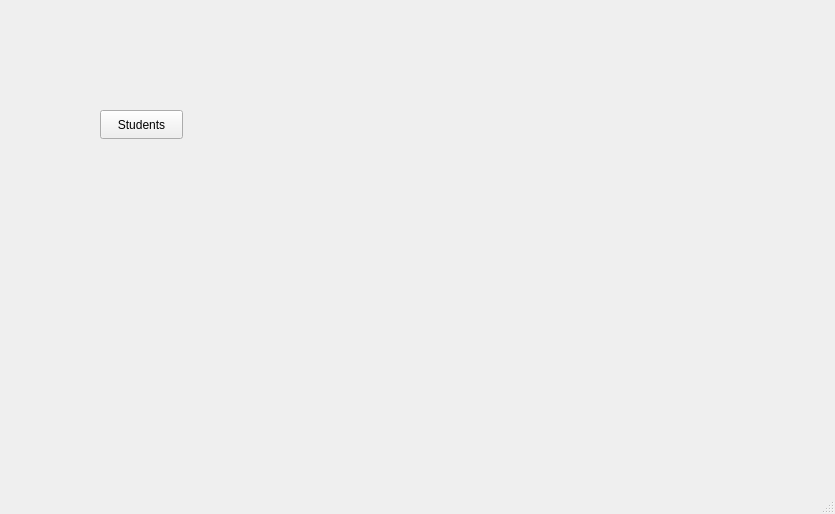
Old version of the form ProjectPV/mainwindow/mainwindow.ui in the repository Yassine-Mhirsi/ProjectPV.
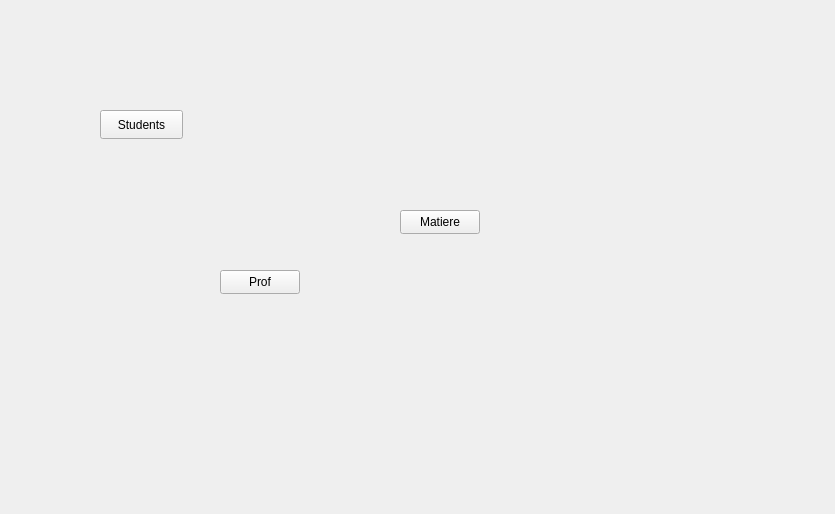
New version of the form.

The edit to the form file:
```diff
--- a/ProjectPV/mainwindow/mainwindow.ui
+++ b/ProjectPV/mainwindow/mainwindow.ui
@@ -27,18 +27,33 @@
      <string>Students</string>
     </property>
    </widget>
-  </widget>
-  <widget class="QMenuBar" name="menubar">
+   <widget class="QPushButton" name="pushButton">
+    <property name="geometry">
+     <rect>
+      <x>220</x>
+      <y>270</y>
+      <width>80</width>
+      <height>24</height>
+     </rect>
+    </property>
+    <property name="text">
+     <string>Prof</string>
+    </property>
+   </widget>
+   <widget class="QPushButton" name="matiere_pushButton">
    <property name="geometry">
     <rect>
-     <x>0</x>
-     <y>0</y>
-     <width>835</width>
-     <height>25</height>
-    </rect>
-   </property>
-  </widget>
-  <widget class="QStatusBar" name="statusbar"/>
+      <x>400</x>
+      <y>210</y>
+      <width>80</width>
+      <height>24</height>
+     </rect>
+    </property>
+    <property name="text">
+     <string>Matiere</string>
+    </property>
+   </widget>
+  </widget>
  </widget>
  <resources/>
  <connections/>
```
Lines whose indentation alone changed are shown as unchanged.
